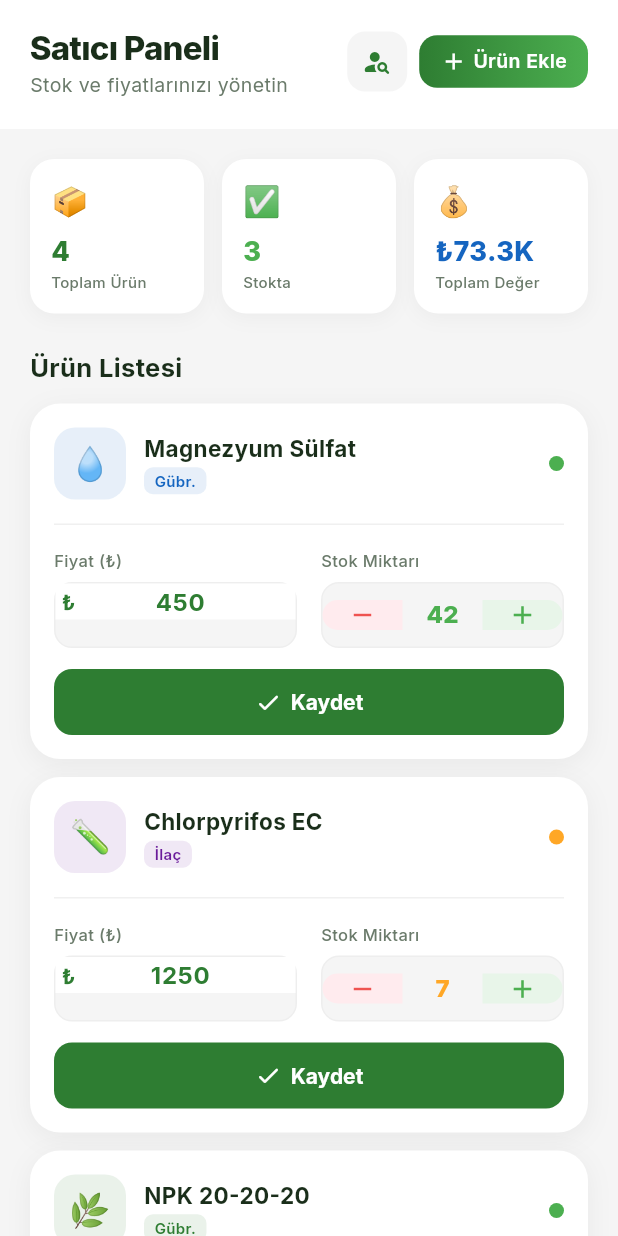
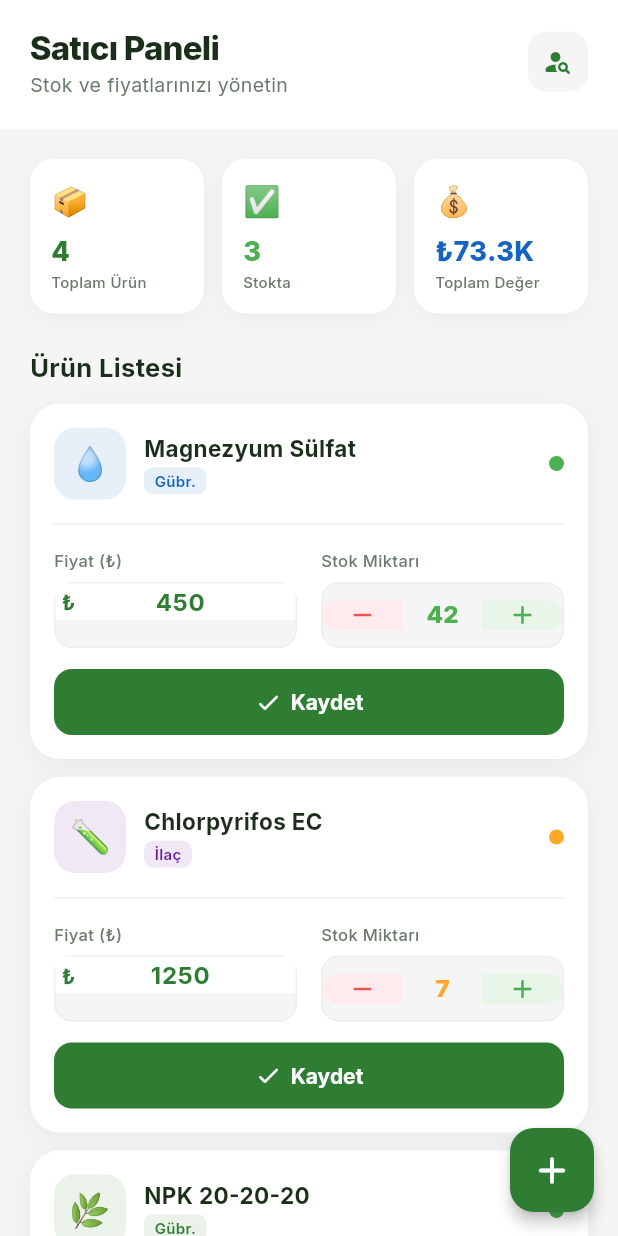
Before and after one commit to Soumat0u/ziraatApp, a Flutter app: the SellerDashboardScreen screen opened directly with empty values, on a phone screen of 412 x 824 dp. Run offline on Flutter 3.47's test engine with Material 3 defaults, Android fonts, the phone set to English and light mode, and no system bars; our stand-ins replace google_fonts.

Commit message:
9MayısCmt

```diff
--- a/mobile/lib/views/seller_dashboard.dart
+++ b/mobile/lib/views/seller_dashboard.dart
@@ -118,30 +118,6 @@ class _SellerDashboardScreenState extends State<SellerDashboardScreen> {
                             child: const Icon(Icons.person_search_rounded, color: AppTheme.primaryGreen, size: 20),
                           ),
                         ),
-                        const SizedBox(width: 8),
-                        Container(
-                          padding: const EdgeInsets.symmetric(horizontal: 14, vertical: 8),
-                          decoration: BoxDecoration(
-                            gradient: const LinearGradient(
-                              colors: [AppTheme.primaryGreen, AppTheme.leafGreen],
-                            ),
-                            borderRadius: BorderRadius.circular(12),
-                          ),
-                          child: Row(
-                            children: [
-                              const Icon(Icons.add, color: Colors.white, size: 18),
-                              const SizedBox(width: 4),
-                              Text(
-                                'Ürün Ekle',
-                                style: GoogleFonts.inter(
-                                  color: Colors.white,
-                                  fontWeight: FontWeight.w600,
-                                  fontSize: 13,
-                                ),
-                              ),
-                            ],
-                          ),
-                        ),
                       ],
                     ),
                   ),
@@ -216,6 +192,23 @@ class _SellerDashboardScreenState extends State<SellerDashboardScreen> {
             ),
             const SliverPadding(padding: EdgeInsets.only(bottom: 24)),
           ],
+        ),
+        floatingActionButton: FloatingActionButton(
+          onPressed: () {
+            HapticFeedback.mediumImpact();
+            ScaffoldMessenger.of(context).showSnackBar(
+              SnackBar(
+                content: const Text('Ürün ekleme ekranı yakında!'),
+                backgroundColor: AppTheme.primaryGreen,
+                behavior: SnackBarBehavior.floating,
+                shape: RoundedRectangleBorder(borderRadius: BorderRadius.circular(12)),
+              ),
+            );
+          },
+          backgroundColor: AppTheme.primaryGreen,
+          elevation: 4,
+          shape: RoundedRectangleBorder(borderRadius: BorderRadius.circular(16)),
+          child: const Icon(Icons.add_rounded, color: Colors.white, size: 30),
         ),
       ),
     );
```
Also changed, not shown: mobile/lib/main.dart (+7 -12 lines), mobile/lib/views/ai_expert_screen.dart (+6 -4 lines), 2 other files.
